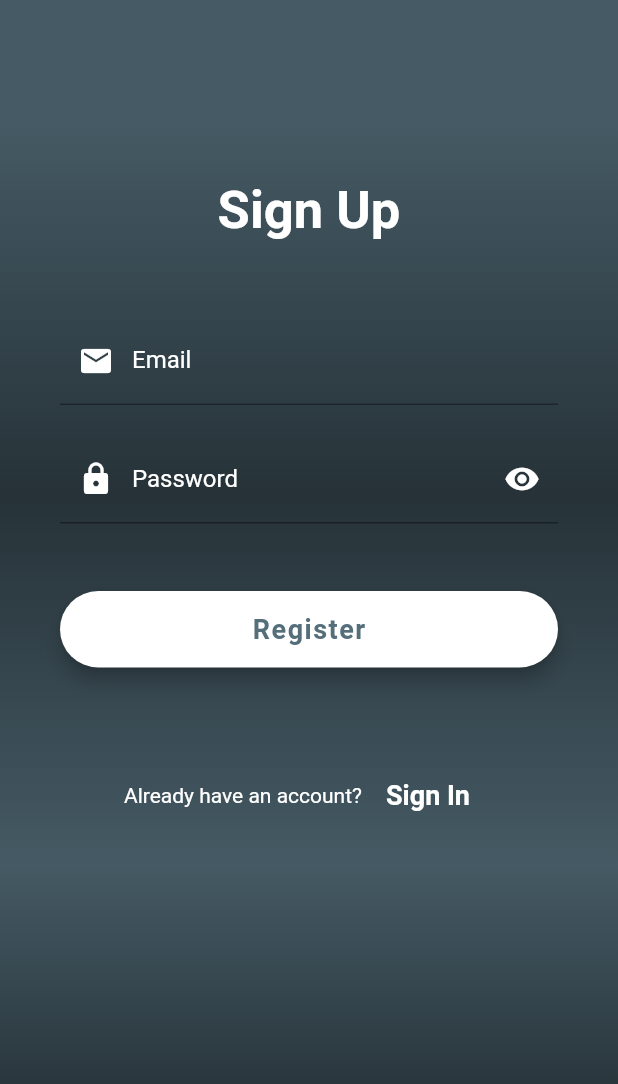
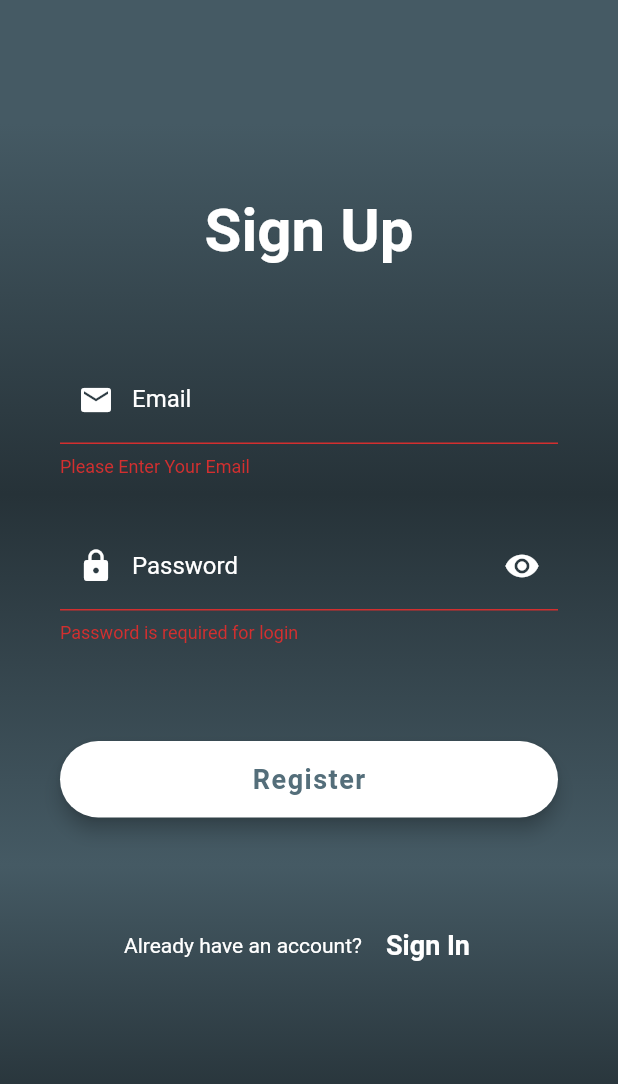
Before and after one commit to zia-malik/MAD-project, a Flutter app: the RegistrationScreen screen opened directly with empty values, after a tap on "Register", on a phone screen of 412 x 824 dp. Shown: the top 1084 px of the screen. Run offline on Flutter 3.47's test engine with Material 2 defaults, Android fonts, the phone set to English and light mode, and no system bars; our stand-ins replace cloud_firestore, file_picker, firebase_auth, firebase_core, firebase_storage, flutter_spinkit and 1 more; accounts and stored records are empty; Roboto replaces fonts that are missing (OpenSans).

Commit message:
latest upload

```diff
--- a/lib/model/user.dart
+++ b/lib/model/user.dart
@@ -1,7 +1,22 @@
-class User {
+class UserModel {
+  String? uid;
+  String? email;
 
-  final String uid;
+  UserModel({this.uid, this.email});
 
-  User({ required this.uid });
+  // receiving data from server
+  factory UserModel.fromMap(map) {
+    return UserModel(
+      uid: map['uid'],
+      email: map['email'],
+    );
+  }
 
+  // sending data to our server
+  Map<String, dynamic> toMap() {
+    return {
+      'uid': uid,
+      'email': email,
+    };
+  }
 }
--- a/lib/screens/registration_screen.dart
+++ b/lib/screens/registration_screen.dart
@@ -1,6 +1,11 @@
+import 'package:cloud_firestore/cloud_firestore.dart';
+import 'package:firebase_auth/firebase_auth.dart';
+import 'package:firebase_upload_example/model/user.dart';
+import 'package:firebase_upload_example/screens/home_screen.dart';
 import 'package:firebase_upload_example/shared/email_form_field.dart';
 import 'package:firebase_upload_example/shared/password_form_field.dart';
 import 'package:flutter/material.dart';
+import 'package:fluttertoast/fluttertoast.dart';
 
 class RegistrationScreen extends StatefulWidget {
 
@@ -17,6 +22,10 @@ class _RegistrationScreenState extends State<RegistrationScreen> {
   final _formKey = GlobalKey<FormState>();
   final TextEditingController _passwordController = TextEditingController();
   final TextEditingController _emailController = TextEditingController();
+  final _auth = FirebaseAuth.instance;
+
+  // string for displaying the error Message
+  String? errorMessage;
 
   @override
   void dispose() {
@@ -59,18 +68,19 @@ class _RegistrationScreenState extends State<RegistrationScreen> {
               child: Column(
                 mainAxisAlignment: MainAxisAlignment.center,
                 children: <Widget>[
+                  SizedBox(height: 10,),
                   Text(
                     'Sign Up',
                     textAlign: TextAlign.center,
                     style: TextStyle(
                       color: Colors.white,
                       fontFamily: 'OpenSans',
-                      fontSize: 35.0,
+                      fontSize: 40.0,
                       fontWeight: FontWeight.bold,
                     ),
                   ),
                   SizedBox(
-                    height: 30.0,
+                    height: 40.0,
                   ),
                   Form(
                     key: _formKey,
@@ -84,7 +94,7 @@ class _RegistrationScreenState extends State<RegistrationScreen> {
                           controller: _emailController,
                         ),
                         SizedBox(
-                          height: 20.0,
+                          height: 30.0,
                         ),
                         PasswordFormField(
                           controller: _passwordController,
@@ -93,7 +103,7 @@ class _RegistrationScreenState extends State<RegistrationScreen> {
                     ),
                   ),
                   SizedBox(
-                    height: 20.0,
+                    height: 40.0,
                   ),
                   Container(
                     padding: EdgeInsets.symmetric(vertical: 25.0),
@@ -115,6 +125,7 @@ class _RegistrationScreenState extends State<RegistrationScreen> {
                             fontFamily: 'OpenSans'),
                       ),
                       onPressed: () async {
+                        signUp(_emailController.text, _passwordController.text);
                         // if (_formKey.currentState.validate()) {
                         //   dynamic result =
                         //       await _auth.registerWithEmailAndPassword(
@@ -165,4 +176,66 @@ class _RegistrationScreenState extends State<RegistrationScreen> {
       ),
     );
   }
+  void signUp(String email, String password) async {
+    if (_formKey.currentState!.validate()) {
+      try {
+        await _auth
+            .createUserWithEmailAndPassword(email: email, password: password)
+            .then((value) => {postDetailsToFirestore()})
+            .catchError((e) {
+          Fluttertoast.showToast(msg: e!.message);
+        });
+      } on FirebaseAuthException catch (error) {
+        switch (error.code) {
+          case "invalid-email":
+            errorMessage = "Your email address appears to be malformed.";
+            break;
+          case "wrong-password":
+            errorMessage = "Your password is wrong.";
+            break;
+          case "user-not-found":
+            errorMessage = "User with this email doesn't exist.";
+            break;
+          case "user-disabled":
+            errorMessage = "User with this email has been disabled.";
+            break;
+          case "too-many-requests":
+            errorMessage = "Too many requests";
+            break;
+          case "operation-not-allowed":
+            errorMessage = "Signing in with Email and Password is not enabled.";
+            break;
+          default:
+            errorMessage = "An undefined Error happened.";
+        }
+        Fluttertoast.showToast(msg: errorMessage!);
+        print(error.code);
+      }
+    }
+  }
+  postDetailsToFirestore() async {
+    // calling our firestore
+    // calling our user model
+    // sedning these values
+
+    FirebaseFirestore firebaseFirestore = FirebaseFirestore.instance;
+    User? user = _auth.currentUser;
+
+    UserModel userModel = UserModel(uid: '');
+
+    // writing all the values
+    userModel.email = user!.email;
+    userModel.uid = user.uid;
+
+    await firebaseFirestore
+        .collection("users")
+        .doc(user.uid)
+        .set(userModel.toMap());
+    Fluttertoast.showToast(msg: "Account created successfully :) ");
+
+    Navigator.pushAndRemoveUntil(
+        (context),
+        MaterialPageRoute(builder: (context) => HomePage()),
+        (route) => false);
+  }
 }
--- a/lib/screens/wrapper.dart
+++ b/lib/screens/wrapper.dart
@@ -13,9 +13,9 @@ class Wrapper extends StatelessWidget {
 
     // return either the Home or Authenticate widget
    // if (user == null){
-      return Authenticate();
+    //  return Authenticate();
    // } else {
-    //  return HomePage();
+      return HomePage();
     }
 
   }
--- a/lib/shared/email_form_field.dart
+++ b/lib/shared/email_form_field.dart
@@ -36,10 +36,17 @@ class _EmailFormFieldState extends State<EmailFormField> {
           focusedBorder: OutlineInputBorder(
               borderSide: BorderSide(color: Colors.white, width: 2),
               borderRadius: BorderRadius.circular(15)),
-
-      )
-       ,
-      validator: (val) => val!.isEmpty ? 'Enter an email' : null,
-    );
+        ),
+        validator: (val) {
+           if (val!.isEmpty) {
+            return ("Please Enter Your Email");
+          }
+          // reg expression for email validation
+          if (!RegExp("^[a-zA-Z0-9+_.-]+@[a-zA-Z0-9.-]+.[a-z]")
+              .hasMatch(val)) {
+            return ("Please Enter a valid email");
+          }
+          return null;
+        });
   }
 }
--- a/lib/shared/password_form_field.dart
+++ b/lib/shared/password_form_field.dart
@@ -47,8 +47,15 @@ class _PasswordFormFieldState extends State<PasswordFormField> {
           ),
         ),
       ),
-      validator: (val) =>
-          val!.length < 6 ? 'Enter a password with atleast 6 characters' : null,
+      validator: (val) {
+        RegExp regex = new RegExp(r'^.{6,}$');
+          if (val!.isEmpty) {
+            return ("Password is required for login");
+          }
+          if (!regex.hasMatch(val)) {
+            return ("Enter Valid Password(Min. 6 Character)");
+          }
+      },
       obscureText: visibility,
     );
   }
--- a/lib/widget/build.dart
+++ b/lib/widget/build.dart
@@ -17,7 +17,7 @@ Widget buildFile(BuildContext context, FirebaseFile file) => ListTile(
           style: TextStyle(
             fontWeight: FontWeight.bold,
             decoration: TextDecoration.underline,
-            color: Colors.grey.shade400,
+            color: Colors.white,
           ),
         ),
         onTap: () => Navigator.of(context).push(MaterialPageRoute(
@@ -26,7 +26,7 @@ Widget buildFile(BuildContext context, FirebaseFile file) => ListTile(
       );
 
   Widget buildHeader(int length) => ListTile(
-        tileColor: Colors.grey.shade700,
+        tileColor: Colors.blueGrey.shade700,
         leading: Container(
           width: 52,
           height: 52,
--- a/lib/widget/upload_button.dart
+++ b/lib/widget/upload_button.dart
@@ -15,7 +15,7 @@ class UploadButtonWidget extends StatelessWidget {
   @override
   Widget build(BuildContext context) => ElevatedButton(
         style: ElevatedButton.styleFrom(
-          primary: Colors.grey.shade800,
+          primary: Colors.blueGrey.shade800,
       //    minimumSize: Size.fromHeight(50),
         ),
         child: buildContent(),
@@ -25,7 +25,7 @@ class UploadButtonWidget extends StatelessWidget {
   Widget buildContent() => Row(
         mainAxisSize: MainAxisSize.min,
         children: [
-          Icon(Icons.cloud_upload_outlined, size: 25,color: Colors.grey.shade400,),
+          Icon(Icons.cloud_upload_outlined, size: 25,color: Colors.white,),
           SizedBox(width: 10),
         ],
       );
--- a/pubspec.yaml
+++ b/pubspec.yaml
@@ -18,6 +18,7 @@ dependencies:
   firebase_core: ^1.0.3
   firebase_storage: ^8.0.3
   image_picker: ^0.8.4+4
+  fluttertoast: ^8.0.8
 
   # pick file
   file_picker: ^3.0.1
```
Also changed, not shown: lib/screens/home_screen.dart (+6 -6 lines), lib/screens/login_screen.dart (+55 -5 lines), lib/widget/add_image.dart (+6 -4 lines), lib/widget/button_widget.dart (+6 -6 lines), lib/services/auth.dart (added), pubspec.lock. Lines whose indentation alone changed are shown as unchanged.
